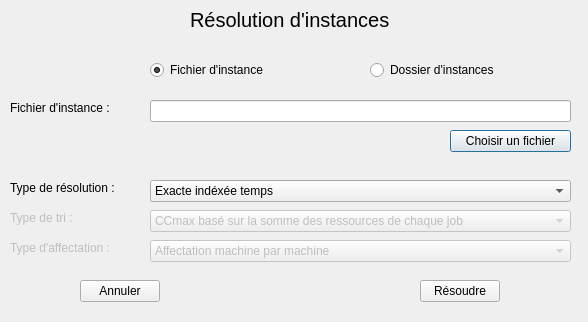
Qt form resolutioninstance.ui (pierrefervault/PRDOrdonancement) before a commit.
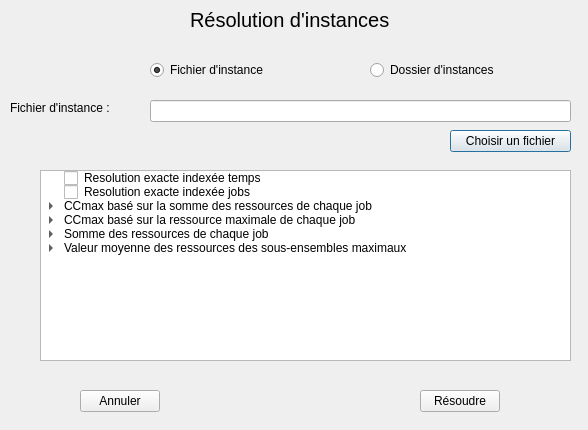
The same form after that commit.

Diff of the .ui file:
```diff
--- a/resolutioninstance.ui
+++ b/resolutioninstance.ui
@@ -7,7 +7,7 @@
     <x>0</x>
     <y>0</y>
     <width>588</width>
-    <height>322</height>
+    <height>430</height>
    </rect>
   </property>
   <property name="windowTitle">
@@ -44,44 +44,6 @@
     <string>Fichier d'instance :</string>
    </property>
   </widget>
-  <widget class="QLabel" name="typeResolutionLabel">
-   <property name="geometry">
-    <rect>
-     <x>10</x>
-     <y>180</y>
-     <width>121</width>
-     <height>16</height>
-    </rect>
-   </property>
-   <property name="text">
-    <string>Type de résolution :</string>
-   </property>
-  </widget>
-  <widget class="QComboBox" name="typeResolutionComboBox">
-   <property name="geometry">
-    <rect>
-     <x>150</x>
-     <y>180</y>
-     <width>421</width>
-     <height>22</height>
-    </rect>
-   </property>
-   <item>
-    <property name="text">
-     <string>Exacte indéxée temps</string>
-    </property>
-   </item>
-   <item>
-    <property name="text">
-     <string>Exacte indéxée jobs</string>
-    </property>
-   </item>
-   <item>
-    <property name="text">
-     <string>Heuristiques</string>
-    </property>
-   </item>
-  </widget>
   <widget class="QLineEdit" name="choisirFichierLineEdit">
    <property name="geometry">
     <rect>
@@ -109,7 +71,7 @@
    <property name="geometry">
     <rect>
      <x>420</x>
-     <y>280</y>
+     <y>390</y>
      <width>80</width>
      <height>22</height>
     </rect>
@@ -122,7 +84,7 @@
    <property name="geometry">
     <rect>
      <x>80</x>
-     <y>280</y>
+     <y>390</y>
      <width>80</width>
      <height>22</height>
     </rect>
@@ -160,92 +122,139 @@
     <string>Dossier d'instances</string>
    </property>
   </widget>
-  <widget class="QComboBox" name="triComboBox">
-   <property name="enabled">
-    <bool>false</bool>
-   </property>
+  <widget class="QTreeWidget" name="treeWidget">
    <property name="geometry">
     <rect>
-     <x>150</x>
-     <y>210</y>
-     <width>421</width>
-     <height>22</height>
+     <x>40</x>
+     <y>170</y>
+     <width>531</width>
+     <height>191</height>
     </rect>
    </property>
+   <property name="font">
+    <font>
+     <pointsize>9</pointsize>
+     <weight>50</weight>
+     <bold>false</bold>
+     <underline>false</underline>
+     <strikeout>false</strikeout>
+     <stylestrategy>PreferDefault</stylestrategy>
+     <kerning>true</kerning>
+    </font>
+   </property>
+   <property name="autoScrollMargin">
+    <number>16</number>
+   </property>
+   <property name="selectionMode">
+    <enum>QAbstractItemView::NoSelection</enum>
+   </property>
+   <attribute name="headerVisible">
+    <bool>false</bool>
+   </attribute>
+   <column>
+    <property name="text">
+     <string>1</string>
+    </property>
+   </column>
+   <item>
+    <property name="text">
+     <string>Resolution exacte indexée temps</string>
+    </property>
+    <property name="checkState">
+     <enum>Unchecked</enum>
+    </property>
+   </item>
+   <item>
+    <property name="text">
+     <string>Resolution exacte indexée jobs</string>
+    </property>
+    <property name="checkState">
+     <enum>Unchecked</enum>
+    </property>
+   </item>
    <item>
     <property name="text">
      <string>CCmax basé sur la somme des ressources de chaque job</string>
     </property>
+    <item>
+     <property name="text">
+      <string>Affectation priorisant la machine avec le moins de charge</string>
+     </property>
+     <property name="checkState">
+      <enum>Unchecked</enum>
+     </property>
+    </item>
+    <item>
+     <property name="text">
+      <string>Affectation machine par machine</string>
+     </property>
+     <property name="checkState">
+      <enum>Unchecked</enum>
+     </property>
+    </item>
    </item>
    <item>
     <property name="text">
      <string>CCmax basé sur la ressource maximale de chaque job</string>
     </property>
+    <item>
+     <property name="text">
+      <string>Affectation priorisant la machine avec le moins de charge</string>
+     </property>
+     <property name="checkState">
+      <enum>Unchecked</enum>
+     </property>
+    </item>
+    <item>
+     <property name="text">
+      <string>Affectation machine par machine</string>
+     </property>
+     <property name="checkState">
+      <enum>Unchecked</enum>
+     </property>
+    </item>
    </item>
    <item>
     <property name="text">
      <string>Somme des ressources de chaque job</string>
     </property>
+    <item>
+     <property name="text">
+      <string>Affectation priorisant la machine avec le moins de charge</string>
+     </property>
+     <property name="checkState">
+      <enum>Unchecked</enum>
+     </property>
+    </item>
+    <item>
+     <property name="text">
+      <string>Affectation machine par machine</string>
+     </property>
+     <property name="checkState">
+      <enum>Unchecked</enum>
+     </property>
+    </item>
    </item>
    <item>
     <property name="text">
      <string>Valeur moyenne des ressources des sous-ensembles maximaux</string>
     </property>
-   </item>
-  </widget>
-  <widget class="QLabel" name="typeTriLabel">
-   <property name="enabled">
-    <bool>false</bool>
-   </property>
-   <property name="geometry">
-    <rect>
-     <x>10</x>
-     <y>210</y>
-     <width>121</width>
-     <height>16</height>
-    </rect>
-   </property>
-   <property name="text">
-    <string>Type de tri :</string>
-   </property>
-  </widget>
-  <widget class="QLabel" name="typeAffectationLabel">
-   <property name="enabled">
-    <bool>false</bool>
-   </property>
-   <property name="geometry">
-    <rect>
-     <x>10</x>
-     <y>240</y>
-     <width>121</width>
-     <height>16</height>
-    </rect>
-   </property>
-   <property name="text">
-    <string>Type d'affectation :</string>
-   </property>
-  </widget>
-  <widget class="QComboBox" name="affectationComboBox">
-   <property name="enabled">
-    <bool>false</bool>
-   </property>
-   <property name="geometry">
-    <rect>
-     <x>150</x>
-     <y>240</y>
-     <width>421</width>
-     <height>22</height>
-    </rect>
-   </property>
-   <item>
-    <property name="text">
-     <string>Affectation machine par machine</string>
-    </property>
-   </item>
-   <item>
-    <property name="text">
-     <string>Affectation priorisant la machine avec le moins de charge</string>
-    </property>
+    <item>
+     <property name="text">
+      <string>Affectation priorisant la machine avec le moins de charge</string>
+     </property>
+     <property name="checkState">
+      <enum>Unchecked</enum>
+     </property>
+    </item>
+    <item>
+     <property name="text">
+      <string>Affectation machine par machine</string>
+     </property>
+     <property name="checkState">
+      <enum>Unchecked</enum>
+     </property>
+    </item>
    </item>
   </widget>
  </widget>
```
